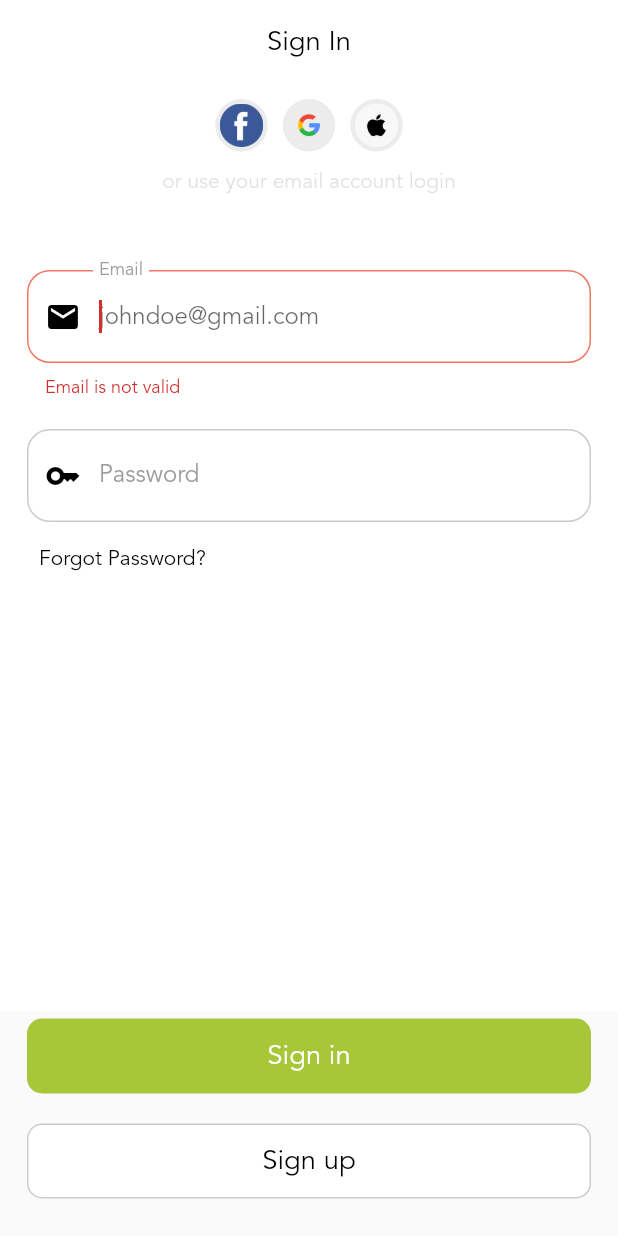
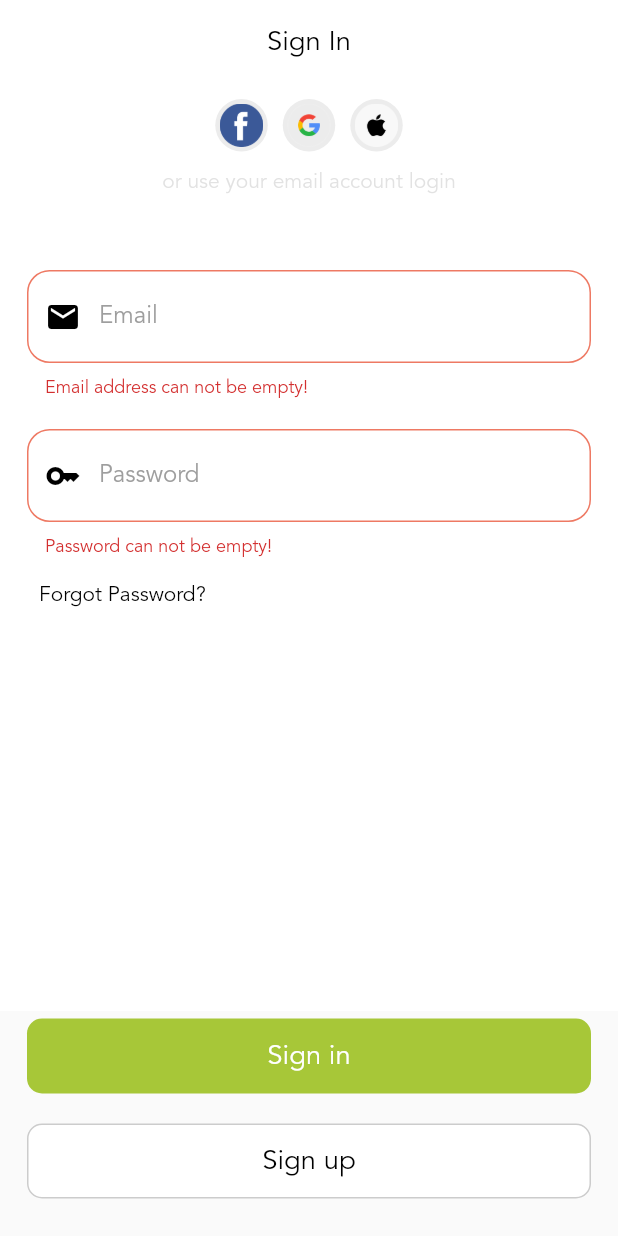
Before and after one commit to Atuoha/edu_guru, a Flutter app: the SignInScreen screen opened by its route, after a tap on "Sign in", on a phone screen of 412 x 824 dp. Run offline on Flutter 3.47's test engine with Material 2 defaults, Android fonts, the phone set to English and light mode, and no system bars; our stand-ins replace bloc, cloud_firestore, equatable, firebase_auth, firebase_core, flutter_bloc and 3 more; accounts and stored records are empty.

Commit message:
sign in flow

```diff
--- a/lib/pages/main/authentication/sign_in.dart
+++ b/lib/pages/main/authentication/sign_in.dart
@@ -1,10 +1,12 @@
 import 'package:edu_guru/business_logic/sign_in/sign_in_bloc.dart';
 import 'package:edu_guru/constants/color.dart';
 import 'package:edu_guru/constants/enums/signin_type.dart';
+import 'package:edu_guru/pages/main/widgets/flutter_toast.dart';
 import 'package:edu_guru/repositories/authentication_repo.dart';
 import 'package:flutter/material.dart';
 import 'package:flutter_bloc/flutter_bloc.dart';
 import 'package:flutter_screenutil/flutter_screenutil.dart';
+import '../../../constants/enums/status.dart';
 import '../widgets/third_party_logins.dart';
 
 class SignInScreen extends StatefulWidget {
@@ -17,12 +19,15 @@ class SignInScreen extends StatefulWidget {
 class _SignInScreenState extends State<SignInScreen> {
   TextEditingController emailController = TextEditingController();
   TextEditingController passwordController = TextEditingController();
-  GlobalKey<FormState> formKey = GlobalKey<FormState>();
+  final GlobalKey<FormState> _formKey = GlobalKey<FormState>();
   bool isPasswordObscured = true;
 
   void signUpHandler() {
-    bool valid = formKey.currentState!.validate();
+    FocusScope.of(context).unfocus();
+    var valid = _formKey.currentState!.validate();
+    _formKey.currentState!.save();
     if (!valid) {
+      toastInfo(msg: 'Ops! Incomplete credentials!', status: Status.error);
       return;
     }
 
@@ -79,7 +84,7 @@ class _SignInScreenState extends State<SignInScreen> {
                   ),
                   const SizedBox(height: 50),
                   Form(
-                    key: formKey,
+                    key: _formKey,
                     child: Column(
                       children: [
                         TextFormField(
@@ -87,16 +92,6 @@ class _SignInScreenState extends State<SignInScreen> {
                           autofocus: true,
                           textInputAction: TextInputAction.next,
                           keyboardType: TextInputType.emailAddress,
-                          onFieldSubmitted: (value) {
-                            context.read<SignInBloc>().add(
-                                  EmailEvent(
-                                    emailController.text.trim(),
-                                  ),
-                                );
-
-                            print(emailController);
-                          },
-
                           onChanged: (value) {
                             context.read<SignInBloc>().add(
                               EmailEvent(
@@ -106,8 +101,12 @@ class _SignInScreenState extends State<SignInScreen> {
 
                           },
                           validator: (value) {
-                            if (value!.isEmpty || !value.contains('@')) {
-                              return 'Email is not valid';
+                            if (value!.isEmpty) {
+                              return 'Email address can not be empty!';
+                            }
+
+                            if (!value.contains('@')) {
+                              return 'Email address is not valid';
                             }
                             return null;
                           },
@@ -149,9 +148,6 @@ class _SignInScreenState extends State<SignInScreen> {
                             ),
                           ),
                         ),
-                      ],
-                    ),
-                  ),
                         const SizedBox(height: 20),
                         TextFormField(
                           controller: passwordController,
@@ -165,8 +161,12 @@ class _SignInScreenState extends State<SignInScreen> {
                             );
                           },
                           validator: (value) {
-                      if (value!.isEmpty || value.length < 8) {
-                        return 'Password is not valid';
+                            if (value!.isEmpty) {
+                              return 'Password can not be empty!';
+                            }
+
+                            if (value.length < 8) {
+                              return 'Password must be up to 8 characters long';
                             }
                             return null;
                           },
@@ -223,6 +223,10 @@ class _SignInScreenState extends State<SignInScreen> {
                             ),
                           ),
                         ),
+                      ],
+                    ),
+                  ),
+
                   TextButton(
                     onPressed: () => {},
                     child: const Text(
--- a/lib/pages/main/widgets/flutter_toast.dart
+++ b/lib/pages/main/widgets/flutter_toast.dart
@@ -7,8 +7,11 @@ toastInfo({
   required String msg,
   required Status status,
 }) {
-  Fluttertoast.showToast(
+  return Fluttertoast.showToast(
     msg: msg,
     backgroundColor: status == Status.error ? Colors.red : Colors.green,
+    toastLength: Toast.LENGTH_LONG,
+    gravity: ToastGravity.TOP,
+    timeInSecForIosWeb: 2,
   );
 }
--- a/lib/repositories/authentication_repo.dart
+++ b/lib/repositories/authentication_repo.dart
@@ -5,6 +5,8 @@ import 'package:flutter/foundation.dart';
 import 'package:flutter_bloc/flutter_bloc.dart';
 
 import '../business_logic/sign_in/sign_in_bloc.dart';
+import '../constants/enums/status.dart';
+import '../pages/main/widgets/flutter_toast.dart';
 
 class AuthenticationRepo {
   final BuildContext context;
@@ -27,18 +29,15 @@ class AuthenticationRepo {
             password: password,
           );
 
-          if (credential.user == null) {
-            //
-          }
-
           if (!credential.user!.emailVerified) {
             //
+            toastInfo(msg: 'Ops! Email not verified!', status: Status.error);
           }
 
           var user = credential.user;
 
           if (user != null) {
-            // user is verified!
+            // user is not null!
           } else {}
         } on FirebaseAuthException catch (e) {
           String error = "Error occurred!";
@@ -55,6 +54,8 @@ class AuthenticationRepo {
               error = e.code;
             }
           }
+          toastInfo(msg: 'Ops! $error', status: Status.error);
+
           print(error);
         } catch (e) {
           // error
--- a/pubspec.yaml
+++ b/pubspec.yaml
@@ -48,7 +48,6 @@ dependencies:
   flutter_launcher_icons: ^0.13.1
   firebase_storage: ^11.2.6
   fluttertoast: ^8.2.2
-#  fluttertoast: ^8.2.2
 
 
 dev_dependencies:
```
Lines whose indentation alone changed are shown as unchanged.
